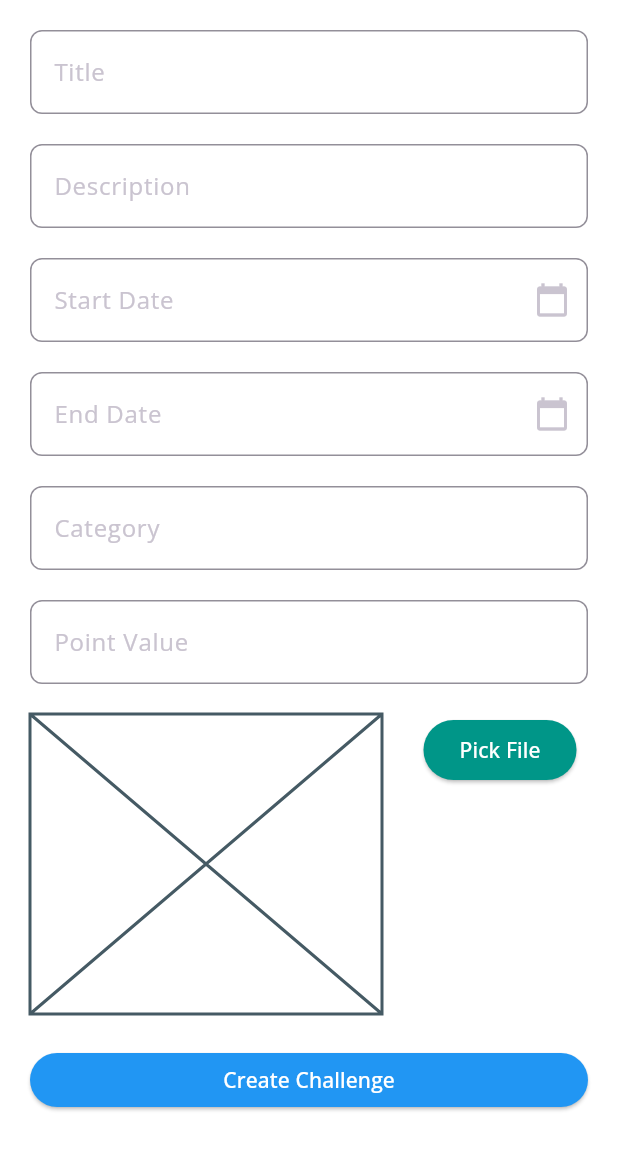
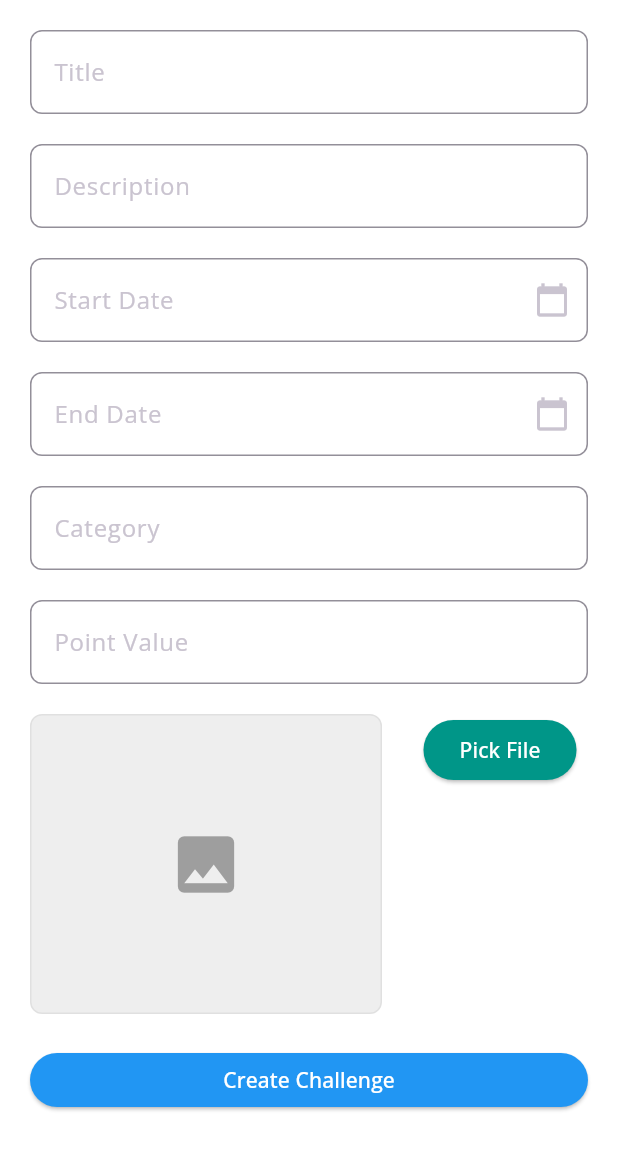
Before and after one commit to dhia-zeddini/EcoPlay_flutter_Dashboard, a Flutter app: the ChallengesHome screen opened directly, after a tap on "Create New Challenge", on a phone screen of 412 x 824 dp. Shown: the top 1150 px of the screen. Run offline on Flutter 3.47's test engine with Material 3 defaults, Android fonts, the phone set to English and light mode, and no system bars; our stand-ins replace elegant_notification, file_picker, fl_chart, flutter_icons, flutter_svg, google_fonts and 4 more; missing offline and left inert: colorize_text_avatar, dart:html, searchbar_animation; network calls fail; project files that could hold a hidden picture were left out.

Commit message:
pre prod!

```diff
--- a/lib/screens/challenges/CreateChallenge.dart
+++ b/lib/screens/challenges/CreateChallenge.dart
@@ -66,7 +66,6 @@ class _CreateChallengeFormState extends State<CreateChallengeForm> {
     );
 
     if (result != null) {
-      // On the web, the path is null and you should use the bytes instead
       setState(() {
         _media = XFile.fromData(result.files.single.bytes!,
             name: result.files.single.name);
@@ -79,7 +78,7 @@ class _CreateChallengeFormState extends State<CreateChallengeForm> {
   Future<void> _submitForm() async {
     if (_formKey.currentState!.validate()) {
       try {
-        var uri = Uri.parse('https://ecoplay-api.onrender.com/api/challenges');
+        var uri = Uri.parse('http://192.168.1.13:9001/api/challenges');
         var request = http.MultipartRequest('POST', uri)
           ..fields['title'] = _titleController.text
           ..fields['description'] = _descriptionController.text
@@ -90,7 +89,6 @@ class _CreateChallengeFormState extends State<CreateChallengeForm> {
               int.tryParse(_pointValueController.text)?.toString() ?? '0';
 
         if (_media != null) {
-          // Add file as bytes for web compatibility
           var mediaBytes = await _media!.readAsBytes();
           request.files.add(http.MultipartFile.fromBytes(
             'media',
@@ -101,7 +99,6 @@ class _CreateChallengeFormState extends State<CreateChallengeForm> {
 
         var response = await request.send();
 
-        // Check for 201 status code
         if (response.statusCode == 201) {
           final responseString = await response.stream.bytesToString();
           ElegantNotification.success(
@@ -161,10 +158,25 @@ class _CreateChallengeFormState extends State<CreateChallengeForm> {
                   flex: 2,
                   child: _imageBytes != null
                       ? ImagePreview(imageBytes: _imageBytes!)
-                      : Placeholder(
-                          fallbackHeight:
-                              200), // Placeholder for design purposes
+                      : Container(
+                          height: 200,
+                          decoration: BoxDecoration(
+                            color: Colors.grey[200], // Light grey color
+                            border: Border.all(
+                              color: Colors
+                                  .grey[300]!, // Slightly darker grey border
+                            ),
+                            borderRadius: BorderRadius.circular(8),
+                          ),
+                          child: Icon(
+                            Icons.photo, // Gallery icon
+                            color: Colors.grey[500], // Medium grey color
+                            size: 50,
+                          ),
+                          alignment: Alignment.center,
+                        ),
                 ),
+
                 // Spacing between image and button
                 SizedBox(width: 20),
                 // "Change File" button takes 1/3 of the space
```
Also changed, not shown: lib/screens/challenges/ChallengesView.dart (+48 -28 lines), 1 other file.
